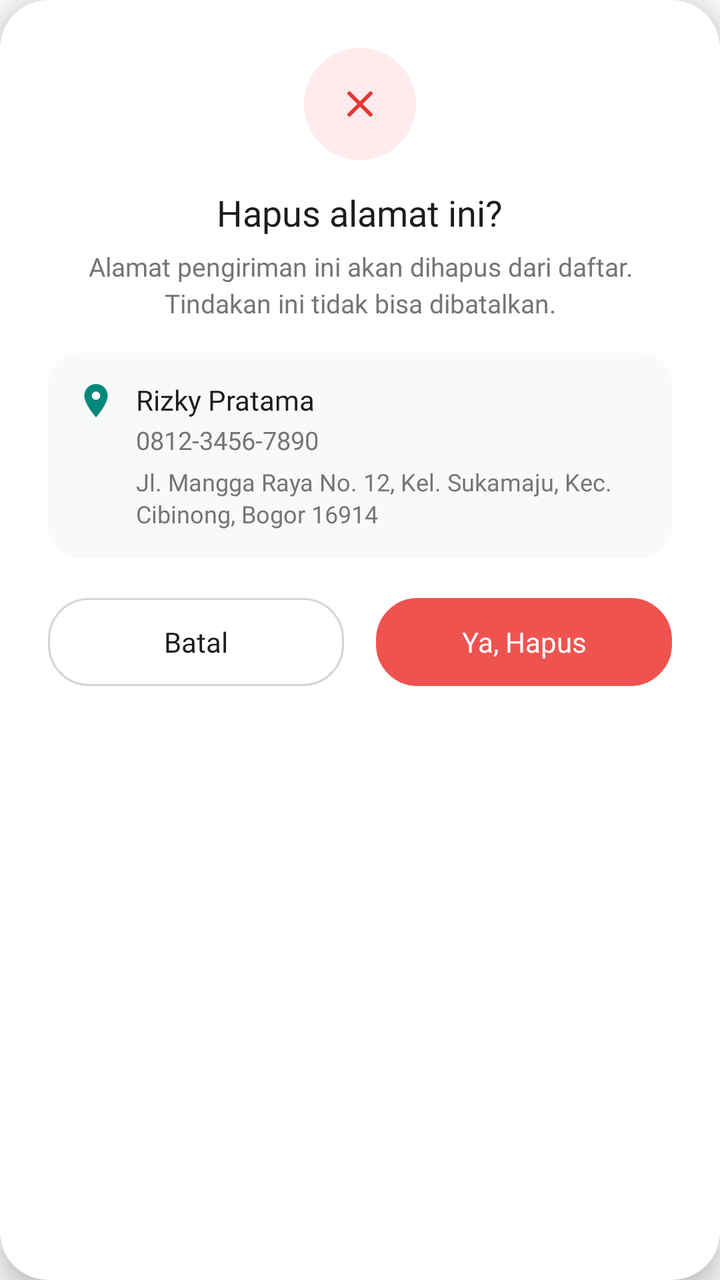
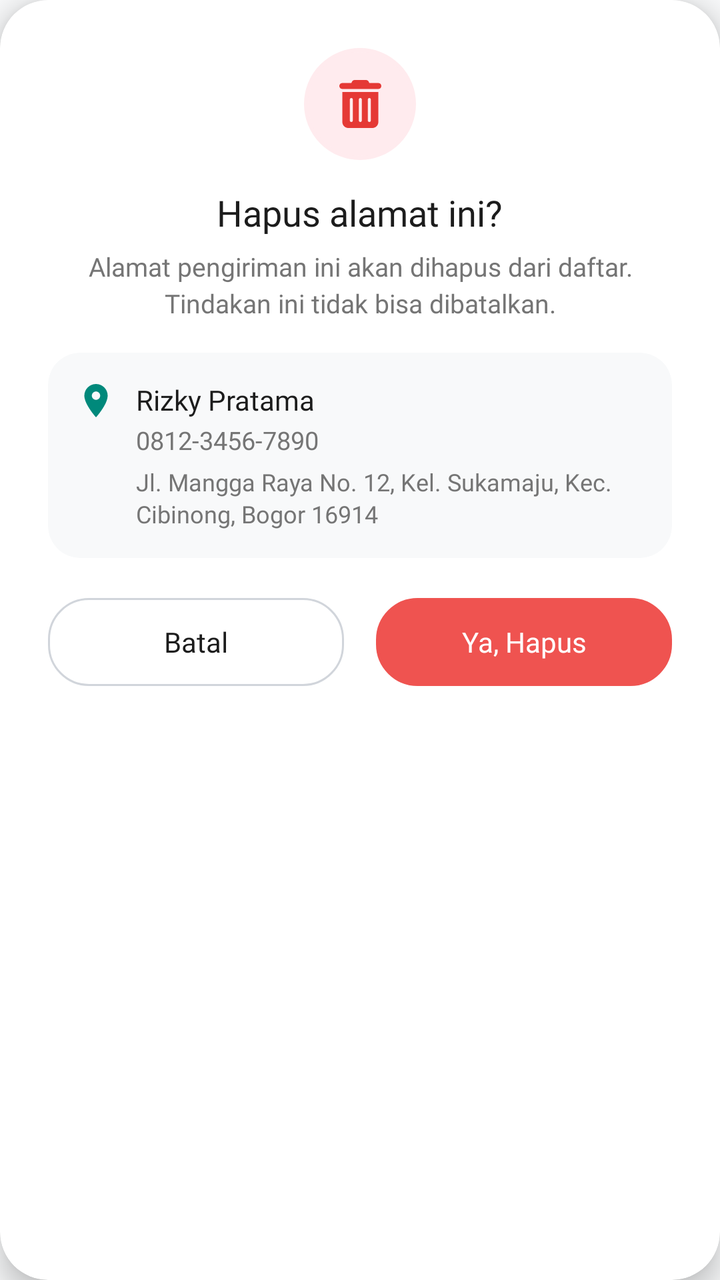

An Android layout rendered at two revisions. The XML below is the earlier revision; the diff shows what the commit changed to produce the second picture.
<!-- AndroidManifest.xml: application theme Theme.GuppyMarketIDN -->
<!-- res/layout/dialog_delete_address_confirm.xml -->
<?xml version="1.0" encoding="utf-8"?>
<com.google.android.material.card.MaterialCardView
    xmlns:android="http://schemas.android.com/apk/res/android"
    xmlns:app="http://schemas.android.com/apk/res-auto"
    android:layout_width="match_parent"
    android:layout_height="wrap_content"
    app:cardCornerRadius="24dp"
    app:cardElevation="8dp"
    app:cardBackgroundColor="@color/white"
    app:strokeWidth="0dp">

    <LinearLayout
        android:layout_width="match_parent"
        android:layout_height="wrap_content"
        android:gravity="center_horizontal"
        android:orientation="vertical"
        android:padding="24dp">

        
        <ImageView
            android:layout_width="56dp"
            android:layout_height="56dp"
            android:background="@drawable/bg_circle_image"
            android:backgroundTint="#FFEBEE"
            android:src="@drawable/fi_rr_cross_small"
            app:tint="#E53935"
            android:padding="16dp"/>

        
        <TextView
            android:id="@+id/tvDeleteDialogTitle"
            android:layout_width="wrap_content"
            android:layout_height="wrap_content"
            android:layout_marginTop="14dp"
            android:text="Hapus alamat ini?"
            android:textColor="@color/guppy_text_black"
            android:fontFamily="@font/inter_bold"
            android:textSize="18sp"/>

        <TextView
            android:layout_width="match_parent"
            android:layout_height="wrap_content"
            android:layout_marginTop="6dp"
            android:gravity="center"
            android:text="Alamat pengiriman ini akan dihapus dari daftar. Tindakan ini tidak bisa dibatalkan."
            android:textColor="@color/guppy_text_gray"
            android:fontFamily="@font/inter_regular"
            android:textSize="13sp"
            android:lineSpacingExtra="3dp"/>

        
        <com.google.android.material.card.MaterialCardView
            android:layout_width="match_parent"
            android:layout_height="wrap_content"
            android:layout_marginTop="16dp"
            app:cardCornerRadius="16dp"
            app:cardElevation="0dp"
            app:cardBackgroundColor="#F8F9FA"
            app:strokeWidth="0dp">

            <LinearLayout
                android:layout_width="match_parent"
                android:layout_height="wrap_content"
                android:orientation="horizontal"
                android:padding="14dp">

                <ImageView
                    android:layout_width="20dp"
                    android:layout_height="20dp"
                    android:src="@drawable/ic_location_pin"
                    app:tint="@color/guppy_primary"/>

                <LinearLayout
                    android:layout_width="0dp"
                    android:layout_weight="1"
                    android:layout_height="wrap_content"
                    android:layout_marginStart="10dp"
                    android:orientation="vertical">

                    <TextView
                        android:id="@+id/tvDialogRecipientName"
                        android:layout_width="wrap_content"
                        android:layout_height="wrap_content"
                        android:text="Rizky Pratama"
                        android:textColor="@color/guppy_text_black"
                        android:fontFamily="@font/inter_bold"
                        android:textSize="14sp"/>

                    <TextView
                        android:id="@+id/tvDialogPhone"
                        android:layout_width="wrap_content"
                        android:layout_height="wrap_content"
                        android:layout_marginTop="2dp"
                        android:text="0812-3456-7890"
                        android:textColor="@color/guppy_text_gray"
                        android:fontFamily="@font/inter_regular"
                        android:textSize="12.5sp"/>

                    <TextView
                        android:id="@+id/tvDialogFullAddress"
                        android:layout_width="match_parent"
                        android:layout_height="wrap_content"
                        android:layout_marginTop="4dp"
                        android:text="Jl. Mangga Raya No. 12, Kel. Sukamaju, Kec. Cibinong, Bogor 16914"
                        android:textColor="@color/guppy_text_gray"
                        android:fontFamily="@font/inter_regular"
                        android:textSize="12sp"
                        android:lineSpacingExtra="2dp"/>
                </LinearLayout>
            </LinearLayout>
        </com.google.android.material.card.MaterialCardView>

        
        <LinearLayout
            android:layout_width="match_parent"
            android:layout_height="wrap_content"
            android:layout_marginTop="20dp"
            android:orientation="horizontal">

            <TextView
                android:id="@+id/btnDialogCancel"
                android:layout_width="0dp"
                android:layout_weight="1"
                android:layout_height="44dp"
                android:background="@drawable/bg_btn_outline_pill_gray"
                android:text="Batal"
                android:textColor="@color/guppy_text_black"
                android:fontFamily="@font/inter_bold"
                android:textSize="14sp"
                android:gravity="center"
                android:layout_marginEnd="8dp"
                android:clickable="true"
                android:focusable="true"/>

            <TextView
                android:id="@+id/btnDialogConfirmDelete"
                android:layout_width="0dp"
                android:layout_weight="1"
                android:layout_height="44dp"
                android:background="@drawable/bg_chip_selected"
                android:backgroundTint="#EF5350"
                android:text="Ya, Hapus"
                android:textColor="@color/white"
                android:fontFamily="@font/inter_bold"
                android:textSize="14sp"
                android:gravity="center"
                android:layout_marginStart="8dp"
                android:clickable="true"
                android:focusable="true"/>
        </LinearLayout>

    </LinearLayout>
</com.google.android.material.card.MaterialCardView>
<!-- resources referenced by this layout -->
<resources>
  <color name="guppy_primary">#00897B</color>
  <color name="guppy_text_black">#1C1C1C</color>
  <color name="guppy_text_gray">#757575</color>
  <color name="white">#FFFFFFFF</color>
  <!-- drawable bg_btn_outline_pill_gray (drawable) -->
  <?xml version="1.0" encoding="utf-8"?>
  <shape xmlns:android="http://schemas.android.com/apk/res/android">
      <solid android:color="@color/white" />
      <stroke android:width="1dp" android:color="#D1D5DB" />
      <corners android:radius="20dp" />
  </shape>
  <!-- drawable bg_chip_selected (drawable) -->
  <?xml version="1.0" encoding="utf-8"?>
  <shape xmlns:android="http://schemas.android.com/apk/res/android">
      <solid android:color="#E0F2F1" />
      <stroke
          android:width="1.5dp"
          android:color="@color/guppy_primary" />
      <corners android:radius="20dp" />
  </shape>
  <!-- drawable bg_circle_image (drawable) -->
  <?xml version="1.0" encoding="utf-8"?>
  <shape xmlns:android="http://schemas.android.com/apk/res/android" android:shape="oval">
      <solid android:color="@color/guppy_stroke" />
      <stroke android:width="2dp" android:color="@color/guppy_primary" />
  </shape>
  <!-- drawable fi_rr_cross_small (drawable) -->
  <vector xmlns:android="http://schemas.android.com/apk/res/android"
      android:width="26dp"
      android:height="26dp"
      android:viewportWidth="26"
      android:viewportHeight="26">
    <path
        android:pathData="M19.5,6.5C19.297,6.297 19.021,6.183 18.734,6.183C18.447,6.183 18.171,6.297 17.968,6.5L13,11.468L8.032,6.5C7.829,6.297 7.553,6.183 7.266,6.183C6.979,6.183 6.703,6.297 6.5,6.5C6.297,6.703 6.183,6.978 6.183,7.266C6.183,7.553 6.297,7.828 6.5,8.032L11.468,13L6.5,17.968C6.297,18.171 6.183,18.447 6.183,18.734C6.183,19.021 6.297,19.297 6.5,19.5C6.703,19.703 6.979,19.817 7.266,19.817C7.553,19.817 7.829,19.703 8.032,19.5L13,14.532L17.968,19.5C18.171,19.703 18.447,19.817 18.734,19.817C19.021,19.817 19.297,19.703 19.5,19.5C19.703,19.297 19.817,19.021 19.817,18.734C19.817,18.447 19.703,18.171 19.5,17.968L14.532,13L19.5,8.032C19.703,7.828 19.817,7.553 19.817,7.266C19.817,6.978 19.703,6.703 19.5,6.5V6.5Z"
        android:fillColor="#374957"/>
  </vector>
  <!-- drawable ic_location_pin (drawable) -->
  <?xml version="1.0" encoding="utf-8"?>
  <vector xmlns:android="http://schemas.android.com/apk/res/android"
      android:width="24dp"
      android:height="24dp"
      android:viewportWidth="24"
      android:viewportHeight="24">
      <path
          android:fillColor="#124332"
          android:pathData="M12,2C8.13,2 5,5.13 5,9c0,5.25 7,13 7,13s7,-7.75 7,-13c0,-3.87 -3.13,-7 -7,-7zM12,11.5c-1.38,0 -2.5,-1.12 -2.5,-2.5s1.12,-2.5 2.5,-2.5 2.5,1.12 2.5,2.5 -1.12,2.5 -2.5,2.5z"/>
  </vector>
  <style name="Theme.GuppyMarketIDN" parent="Base.Theme.GuppyMarketIDN" />
  <color name="guppy_stroke">#EBEBEB</color>
  <style name="Base.Theme.GuppyMarketIDN" parent="Theme.Material3.Light.NoActionBar">
          <item name="colorPrimary">@color/guppy_primary</item>
          <item name="colorOnPrimary">@color/white</item>
          <item name="android:textColorPrimary">@color/guppy_text_black</item>
          <item name="android:textColorSecondary">@color/guppy_text_gray</item>
          <item name="android:windowBackground">@color/guppy_background</item>
      </style>
  <color name="guppy_background">#F8F9FA</color>
</resources>

<!-- the commit's change to res/layout/dialog_delete_address_confirm.xml (unified diff, before → after) -->
@@ -22,7 +22,7 @@
             android:layout_height="56dp"
             android:background="@drawable/bg_circle_image"
             android:backgroundTint="#FFEBEE"
-            android:src="@drawable/fi_rr_cross_small"
+            android:src="@drawable/ic_trash_delete"
             app:tint="#E53935"
             android:padding="16dp"/>
 
<!-- resource entries referenced after the edit -->
@@ -26,16 +26,6 @@
       <solid android:color="@color/guppy_stroke" />
       <stroke android:width="2dp" android:color="@color/guppy_primary" />
   </shape>
-  <!-- drawable fi_rr_cross_small (drawable) -->
-  <vector xmlns:android="http://schemas.android.com/apk/res/android"
-      android:width="26dp"
-      android:height="26dp"
-      android:viewportWidth="26"
-      android:viewportHeight="26">
-    <path
-        android:pathData="M19.5,6.5C19.297,6.297 19.021,6.183 18.734,6.183C18.447,6.183 18.171,6.297 17.968,6.5L13,11.468L8.032,6.5C7.829,6.297 7.553,6.183 7.266,6.183C6.979,6.183 6.703,6.297 6.5,6.5C6.297,6.703 6.183,6.978 6.183,7.266C6.183,7.553 6.297,7.828 6.5,8.032L11.468,13L6.5,17.968C6.297,18.171 6.183,18.447 6.183,18.734C6.183,19.021 6.297,19.297 6.5,19.5C6.703,19.703 6.979,19.817 7.266,19.817C7.553,19.817 7.829,19.703 8.032,19.5L13,14.532L17.968,19.5C18.171,19.703 18.447,19.817 18.734,19.817C19.021,19.817 19.297,19.703 19.5,19.5C19.703,19.297 19.817,19.021 19.817,18.734C19.817,18.447 19.703,18.171 19.5,17.968L14.532,13L19.5,8.032C19.703,7.828 19.817,7.553 19.817,7.266C19.817,6.978 19.703,6.703 19.5,6.5V6.5Z"
-        android:fillColor="#374957"/>
-  </vector>
   <!-- drawable ic_location_pin (drawable) -->
   <?xml version="1.0" encoding="utf-8"?>
   <vector xmlns:android="http://schemas.android.com/apk/res/android"
@@ -46,6 +36,17 @@
       <path
           android:fillColor="#124332"
           android:pathData="M12,2C8.13,2 5,5.13 5,9c0,5.25 7,13 7,13s7,-7.75 7,-13c0,-3.87 -3.13,-7 -7,-7zM12,11.5c-1.38,0 -2.5,-1.12 -2.5,-2.5s1.12,-2.5 2.5,-2.5 2.5,1.12 2.5,2.5 -1.12,2.5 -2.5,2.5z"/>
+  </vector>
+  <!-- drawable ic_trash_delete (drawable) -->
+  <?xml version="1.0" encoding="utf-8"?>
+  <vector xmlns:android="http://schemas.android.com/apk/res/android"
+      android:width="21dp"
+      android:height="24dp"
+      android:viewportWidth="21"
+      android:viewportHeight="24">
+      <path
+          android:fillColor="#EF4444"
+          android:pathData="M6.3375,0.829688C6.59062,0.31875 7.11094,0 7.67813,0H13.3219C13.8891,0 14.4094,0.31875 14.6625,0.829688L15,1.5H19.5C20.3297,1.5 21,2.17031 21,3C21,3.82969 20.3297,4.5 19.5,4.5H1.5C0.670312,4.5 0,3.82969 0,3C0,2.17031 0.670312,1.5 1.5,1.5H6L6.3375,0.829688ZM1.5,6H19.5V21C19.5,22.6547 18.1547,24 16.5,24H4.5C2.84531,24 1.5,22.6547 1.5,21V6ZM6,9C5.5875,9 5.25,9.3375 5.25,9.75V20.25C5.25,20.6625 5.5875,21 6,21C6.4125,21 6.75,20.6625 6.75,20.25V9.75C6.75,9.3375 6.4125,9 6,9ZM10.5,9C10.0875,9 9.75,9.3375 9.75,9.75V20.25C9.75,20.6625 10.0875,21 10.5,21C10.9125,21 11.25,20.6625 11.25,20.25V9.75C11.25,9.3375 10.9125,9 10.5,9ZM15,9C14.5875,9 14.25,9.3375 14.25,9.75V20.25C14.25,20.6625 14.5875,21 15,21C15.4125,21 15.75,20.6625 15.75,20.25V9.75C15.75,9.3375 15.4125,9 15,9Z"/>
   </vector>
   <style name="Theme.GuppyMarketIDN" parent="Base.Theme.GuppyMarketIDN" />
   <color name="guppy_stroke">#EBEBEB</color>
